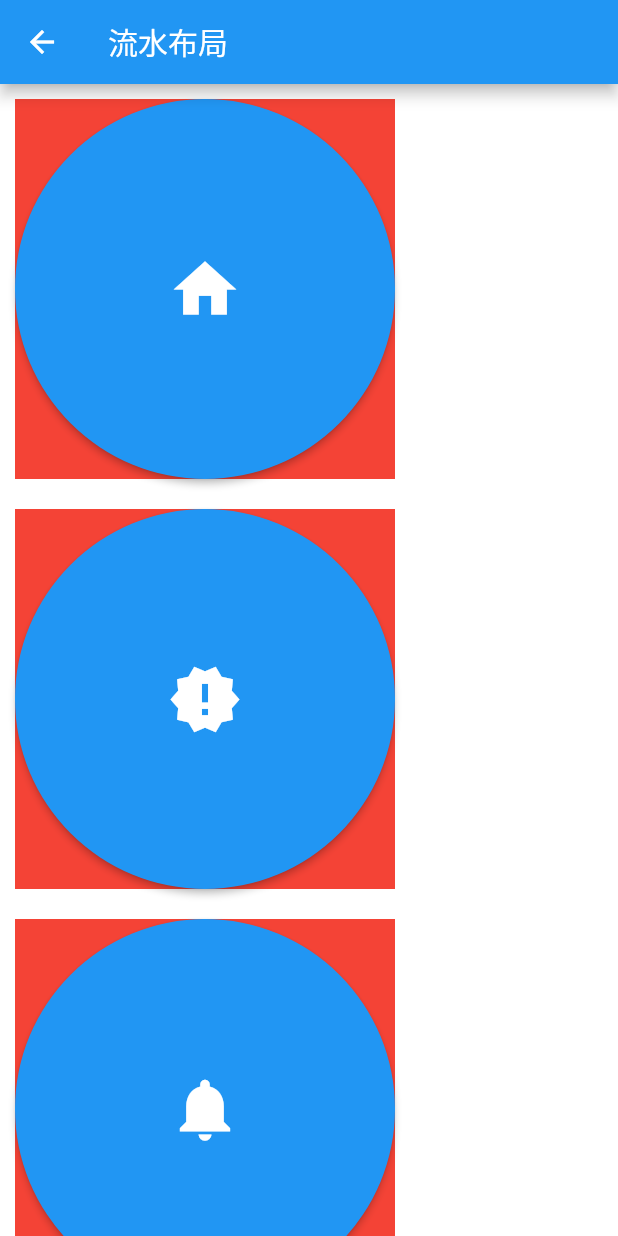
After one commit to zxpLearnios/MyFlutter, a Flutter app: the MFHomeDetailPage screen opened directly, on a phone screen of 412 x 824 dp. The commit adds this screen. Run offline on Flutter 3.47's test engine with Material 2 defaults, Android fonts, the phone set to English and light mode, and no system bars.

Commit message:
feat(#scope): 初步试验flow

```diff
--- /dev/null
+++ b/flutterproject/lib/modules/home/MFHomeDetailPage.dart
@@ -0,0 +1,113 @@
+import 'dart:ui';
+
+import 'package:flutter/material.dart';
+import '../../const/MFConst.dart';
+
+class MFHomeDetailPage extends StatefulWidget {
+  @override
+  _MFHomeDetailMenuState createState() => _MFHomeDetailMenuState();
+}
+
+// with是dart的关键字，意思是混入的意思，就是说可以将一个或者多个类的功能添加到自己的类无需继承这些类，避免多重继承导致的问题。
+// 为什么是SingleTickerProviderStateMixin呢，因为初始化animationController的时候需要一个TickerProvider类型的参数Vsync参数，所以我们混入了TickerProvider的子类SingleTickerProviderStateMixin
+
+class _MFHomeDetailMenuState extends State<MFHomeDetailPage>
+    with SingleTickerProviderStateMixin {
+  IconData lastTappedIcon = Icons.notifications;
+  int currentButtonTag = -1;
+  final int totalRowCount = 3;
+  final double marginLeft = 10;
+
+  final _menuItems = <IconData>[
+    Icons.home,
+    Icons.new_releases,
+    Icons.notifications,
+    Icons.settings,
+    Icons.menu,
+  ];
+
+  @override
+  Widget build(BuildContext context) {
+    return Scaffold(
+      backgroundColor: Colors.white,
+      appBar: AppBar(
+        title: Text("流水布局"),
+      ),
+      body: Flow(
+        delegate: FlowMenuDelegate(margin: EdgeInsets.fromLTRB(10.0, 10, 0, 0)),
+//        children: List.generate(4, (index) {
+//          IconData icon = _menuItems[index];
+//          return flowMenuItem(icon);
+//        }),
+
+        children:
+            _menuItems.map((IconData icon) => _flowMenuItem(icon)).toList(),
+      ),
+    );
+  }
+
+  Widget _flowMenuItem(IconData icon) {
+    return Container(
+      color: Colors.red,
+      child: _getContent(icon),
+    );
+  }
+
+  Widget _getContent(IconData icon) {
+    int index = _menuItems.indexOf(icon);
+    final buttonW = (kwidth - (totalRowCount + 1) * 10) / totalRowCount;
+    RawMaterialButton rawButton = RawMaterialButton(
+      fillColor: Colors.blue,
+      shape: CircleBorder(),
+      constraints: BoxConstraints.tight(Size(buttonW, buttonW)),
+      onPressed: () {
+        currentButtonTag = index;
+        _buttonAction();
+      },
+      child: Icon(
+        icon,
+        color: Colors.white,
+        size: 50.0,
+      ),
+    );
+
+    return Container(
+        padding: EdgeInsets.fromLTRB(0, 0, 0, 0), child: rawButton
+    );
+  }
+
+  void _buttonAction() {
+    print(currentButtonTag);
+  }
+}
+
+class FlowMenuDelegate extends FlowDelegate {
+  EdgeInsets margin = EdgeInsets.all(10);
+
+  FlowMenuDelegate({this.margin});
+
+  @override
+  bool shouldRepaint(FlowMenuDelegate oldDelegate) {
+    return oldDelegate != this;
+  }
+
+  @override
+  void paintChildren(FlowPaintingContext context) {
+    var x = margin.left;
+    var y = margin.top;
+    for (int i = 0; i < context.childCount; i++) {
+      var w = context.getChildSize(i).width + x + margin.right;
+      if (w < context.size.width) {
+        context.paintChild(i,
+            transform: new Matrix4.translationValues(x, y, 0.0));
+        x = w + margin.left;
+      } else {
+        x = margin.left;
+        y += context.getChildSize(i).height + margin.top + margin.bottom;
+        context.paintChild(i,
+            transform: new Matrix4.translationValues(x, y, 0.0));
+        x += context.getChildSize(i).width + margin.left + margin.right;
+      }
+    }
+  }
+}
--- a/flutterproject/pubspec.yaml
+++ b/flutterproject/pubspec.yaml
@@ -25,6 +25,10 @@ dependencies:
   # The following adds the Cupertino Icons font to your application.
   # Use with the CupertinoIcons class for iOS style icons.
   cupertino_icons: ^0.1.2
+  url_launcher: ^5.0.3
+#  sprintf: ^4.0.0
+
+
 
 dev_dependencies:
   flutter_test:
```
Also changed, not shown: flutterproject/lib/const/MFConst.dart (+12 -4 lines), flutterproject/lib/modules/home/MFHomePage.dart (+30 -6 lines), flutterproject/pubspec.lock, 6 other files.
